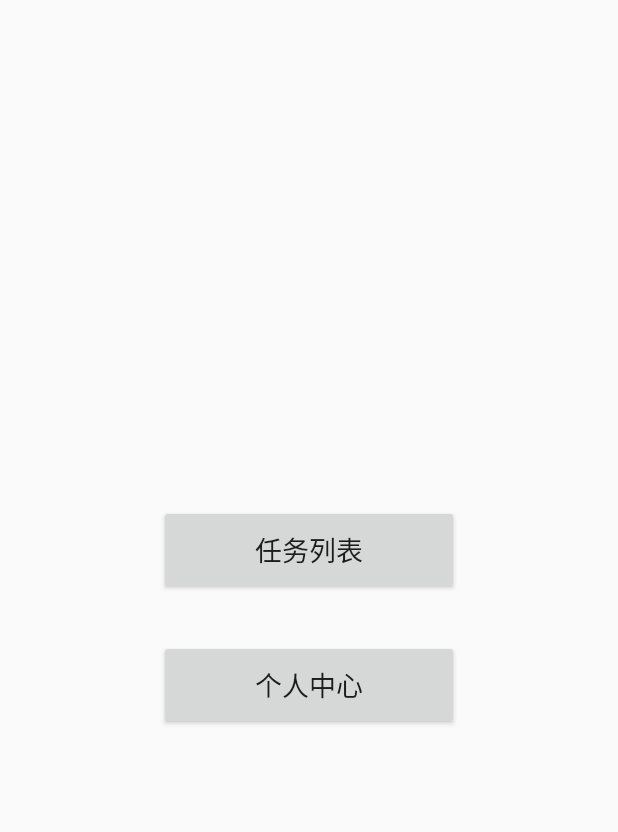
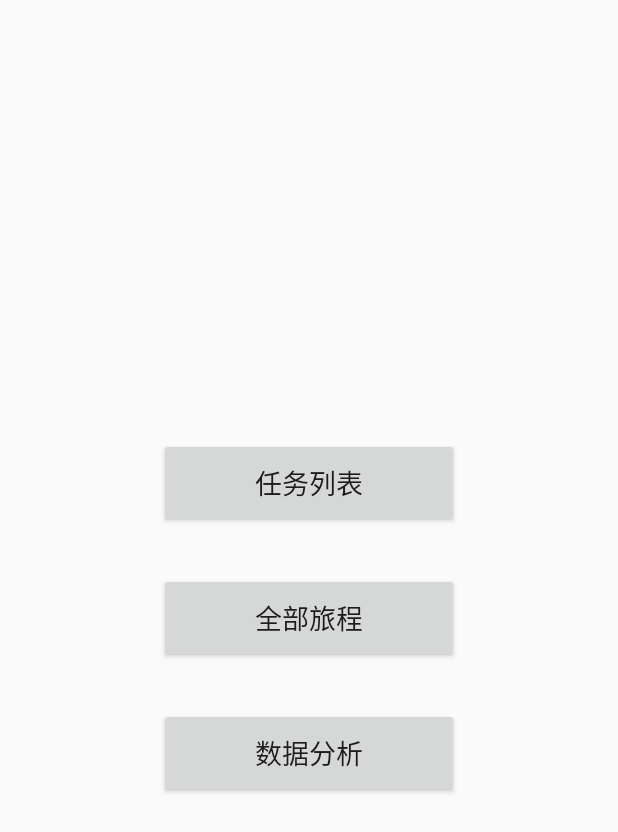
Before and after one commit to cchenyh/Snug, an Android app: the screen it shows after launch (MainActivity), on a phone screen of 412 x 824 dp. Shown: the top 832 px of the screen. Run offline under Robolectric (Android 15) with nearby library versions, the phone set to English and light mode, and no system bars.

Commit message:
新增文件

```diff
--- a/app/build.gradle
+++ b/app/build.gradle
@@ -26,6 +26,10 @@ dependencies {
     implementation 'de.hdodenhof:circleimageview:3.0.1'
     implementation 'com.android.support:cardview-v7:28.0.0'
     implementation 'com.haibin:calendarview:3.6.6'
+    implementation('com.jjoe64:graphview:4.2.2') {
+        exclude group: 'com.android.support'
+    }
+    implementation 'com.android.support:support-v4:28.0.0'
     testImplementation 'junit:junit:4.13-rc-1'
     androidTestImplementation 'com.android.support.test:runner:1.0.2'
     androidTestImplementation 'com.android.support.test.espresso:espresso-core:3.0.2'
--- a/app/src/main/java/com/example/snugalpha/MainActivity.java
+++ b/app/src/main/java/com/example/snugalpha/MainActivity.java
@@ -9,7 +9,8 @@ import android.widget.Button;
 public class MainActivity extends AppCompatActivity {
 
     private Button renwuliebiao;
-    private Button chongwuxunlian;
+    private Button quanbulvcheng;
+    private Button shujufensxi;
 
     @Override
     protected void onCreate(Bundle savedInstanceState) {
@@ -25,8 +26,8 @@ public class MainActivity extends AppCompatActivity {
             }
         });
 
-        chongwuxunlian = findViewById(R.id.chongwuxunlian);
-        chongwuxunlian.setOnClickListener(new View.OnClickListener() {
+        quanbulvcheng = findViewById(R.id.quanbulvcheng);
+        quanbulvcheng.setOnClickListener(new View.OnClickListener() {
             @Override
             public void onClick(View v) {
                 Intent intent = new Intent(MainActivity.this,AllTripActivity.class);
@@ -34,5 +35,14 @@ public class MainActivity extends AppCompatActivity {
             }
         });
 
+        shujufensxi= findViewById(R.id.shujufenxi);
+        shujufensxi.setOnClickListener(new View.OnClickListener() {
+            @Override
+            public void onClick(View v) {
+                Intent intent = new Intent(MainActivity.this,ConclusionActivity.class);
+                startActivity(intent);
+            }
+        });
+
     }
 }
--- a/app/src/main/res/layout/activity_main.xml
+++ b/app/src/main/res/layout/activity_main.xml
@@ -21,13 +21,22 @@
             android:textSize="18dp"/>
 
         <Button
-            android:id="@+id/chongwuxunlian"
+            android:id="@+id/quanbulvcheng"
             android:layout_gravity="center"
             android:layout_width="200dp"
             android:layout_height="60dp"
             android:layout_marginTop="30dp"
             android:textSize="18dp"
-            android:text="个人中心"/>
+            android:text="全部旅程"/>
+
+        <Button
+            android:id="@+id/shujufenxi"
+            android:layout_gravity="center"
+            android:layout_width="200dp"
+            android:layout_height="60dp"
+            android:layout_marginTop="30dp"
+            android:textSize="18dp"
+            android:text="数据分析"/>
 
     </LinearLayout>
 
--- a/app/src/main/res/values/strings.xml
+++ b/app/src/main/res/values/strings.xml
@@ -1,3 +1,6 @@
 <resources>
     <string name="app_name">SnugAlpha</string>
+
+    <!-- TODO: Remove or change this placeholder text -->
+    <string name="hello_blank_fragment">Hello blank fragment</string>
 </resources>
```
Also changed, not shown: app/src/main/java/com/example/snugalpha/Adapter/FragmentAdapter.java (added, +40 -0 lines), app/src/main/java/com/example/snugalpha/ConclusionActivity.java (+71 -0 lines), app/src/main/java/com/example/snugalpha/Fragment/CompletionQuantity.java (added, +27 -0 lines), app/src/main/res/layout/activity_conclusion.xml (+33 -2 lines), app/src/main/res/layout/activity_task_list.xml (+10 -8 lines), app/src/main/res/layout/completion_quantity.xml (added, +9 -0 lines).
